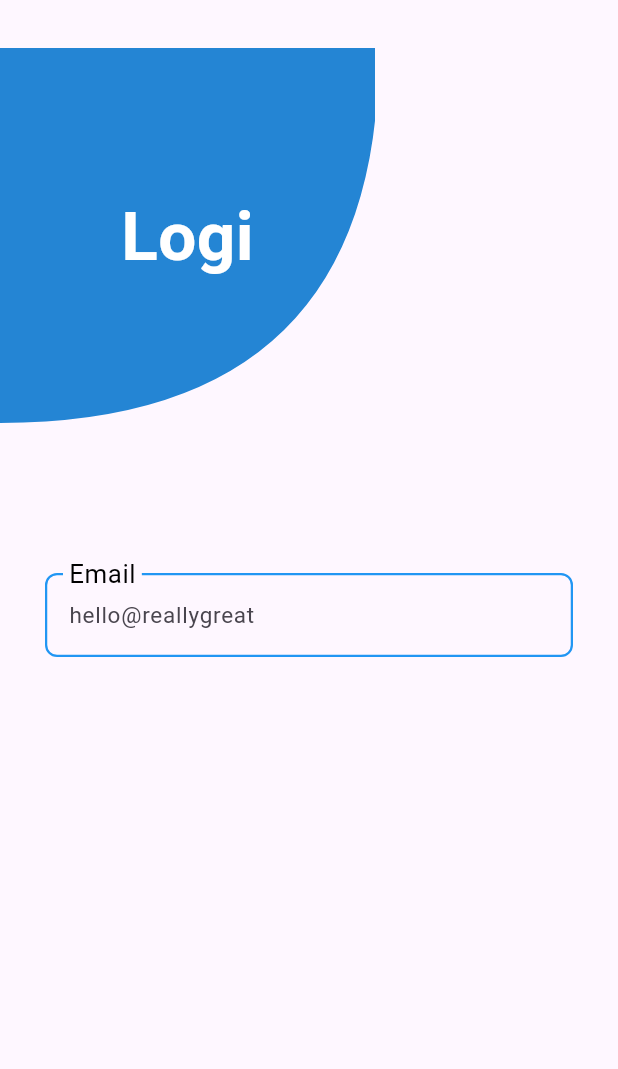
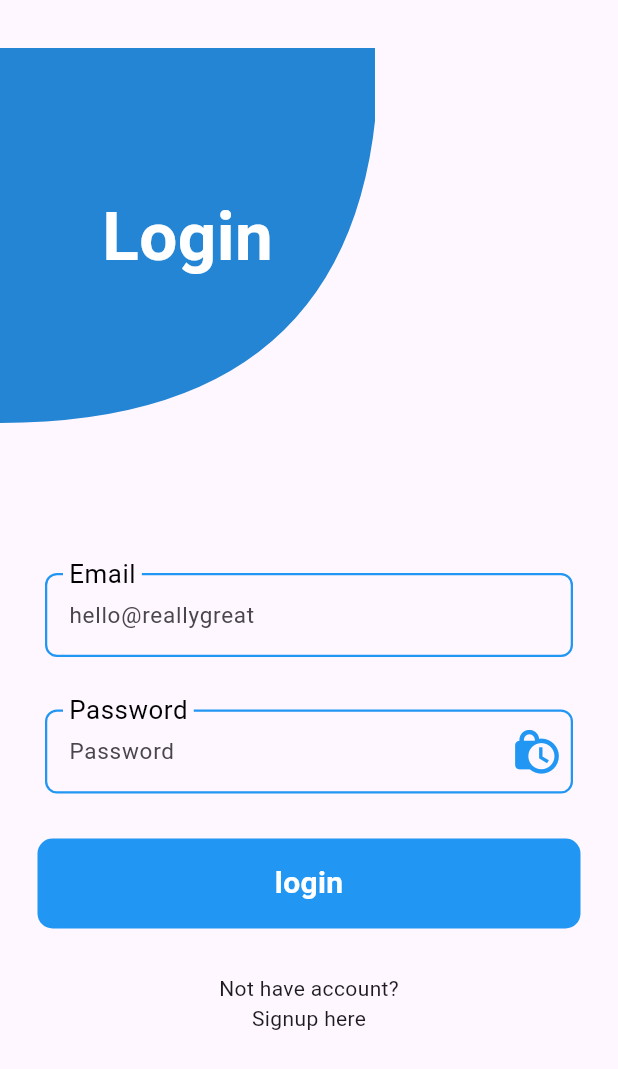
Before and after one commit to riteshpn/assigment_project, a Flutter app: the screen it shows after launch, after a tap on "Countinue with Mail", on a phone screen of 412 x 824 dp. Shown: the top 1069 px of the screen. Run offline on Flutter 3.47's test engine with Material 3 defaults, Android fonts, the phone set to English and light mode, and no system bars; our stand-ins replace firebase_core; accounts and stored records are empty.

Commit message:
add custom blue button

```diff
--- a/lib/screens/login_screen.dart
+++ b/lib/screens/login_screen.dart
@@ -1,4 +1,5 @@
 import 'package:assigment_project/constant/colors.dart';
+import 'package:assigment_project/widgets/blue_button.dart';
 import 'package:assigment_project/widgets/custom_text_form_field.dart';
 import 'package:flutter/material.dart';
 
@@ -19,7 +20,7 @@ class _LoginScreenState extends State<LoginScreen> {
           mainAxisAlignment: MainAxisAlignment.start,
           crossAxisAlignment: CrossAxisAlignment.start,
           children: [
-            SizedBox(
+            const SizedBox(
               height: 20,
             ),
             ClipPath(
@@ -28,9 +29,9 @@ class _LoginScreenState extends State<LoginScreen> {
                 height: 250,
                 width: 250,
                 color: CommonConstant.darkBlue,
-                child: Center(
+                child: const Center(
                   child: Text(
-                    'Logi',
+                    'Login',
                     style: TextStyle(
                       fontSize: 45,
                       fontWeight: FontWeight.bold,
@@ -43,7 +44,7 @@ class _LoginScreenState extends State<LoginScreen> {
             const SizedBox(
               height: 100,
             ),
-            Padding(
+            const Padding(
                 padding: EdgeInsets.symmetric(horizontal: 5),
                 child: CustomTextFormField(
                   labelText: 'Email',
@@ -53,6 +54,36 @@ class _LoginScreenState extends State<LoginScreen> {
             const SizedBox(
               height: 35,
             ),
+            const Padding(
+                padding: EdgeInsets.symmetric(horizontal: 5),
+                child: CustomTextFormField(
+                  hintText: 'Password',
+                  labelText: 'Password',
+                  isPasswordField: true,
+                  inputType: TextInputType.text,
+                )),
+            const SizedBox(
+              height: 30,
+            ),
+            Padding(
+              padding: const EdgeInsets.symmetric(horizontal: 25),
+              child: BlueButton(title: 'login', onTap: () {}),
+            ),
+            const SizedBox(
+              height: 30,
+            ),
+            Column(
+              // mainAxisAlignment: MainAxisAlignment.center,
+              crossAxisAlignment: CrossAxisAlignment.center,
+              children: [
+                const Center(
+                  child: Text('Not have account?'),
+                ),
+                Center(
+                    child:
+                        InkWell(onTap: () {}, child: const Text('Signup here')))
+              ],
+            )
           ],
         ),
       ),
--- /dev/null
+++ b/lib/widgets/blue_button.dart
@@ -0,0 +1,37 @@
+import 'package:flutter/material.dart';
+
+class BlueButton extends StatelessWidget {
+  final String title;
+  final VoidCallback onTap;
+  final bool isLoading;
+  const BlueButton(
+      {super.key,
+      required this.title,
+      required this.onTap,
+      this.isLoading = false});
+
+  @override
+  Widget build(BuildContext context) {
+    return InkWell(
+      onTap: onTap,
+      child: Container(
+        height: 60,
+        decoration: BoxDecoration(
+            color: Colors.blue, borderRadius: BorderRadius.circular(10)),
+        child: Center(
+          child: isLoading
+              ? const CircularProgressIndicator(
+                  color: Colors.white,
+                )
+              : Text(
+                  title,
+                  style: const TextStyle(
+                      color: Colors.white,
+                      fontWeight: FontWeight.bold,
+                      fontSize: 20),
+                ),
+        ),
+      ),
+    );
+  }
+}
```
